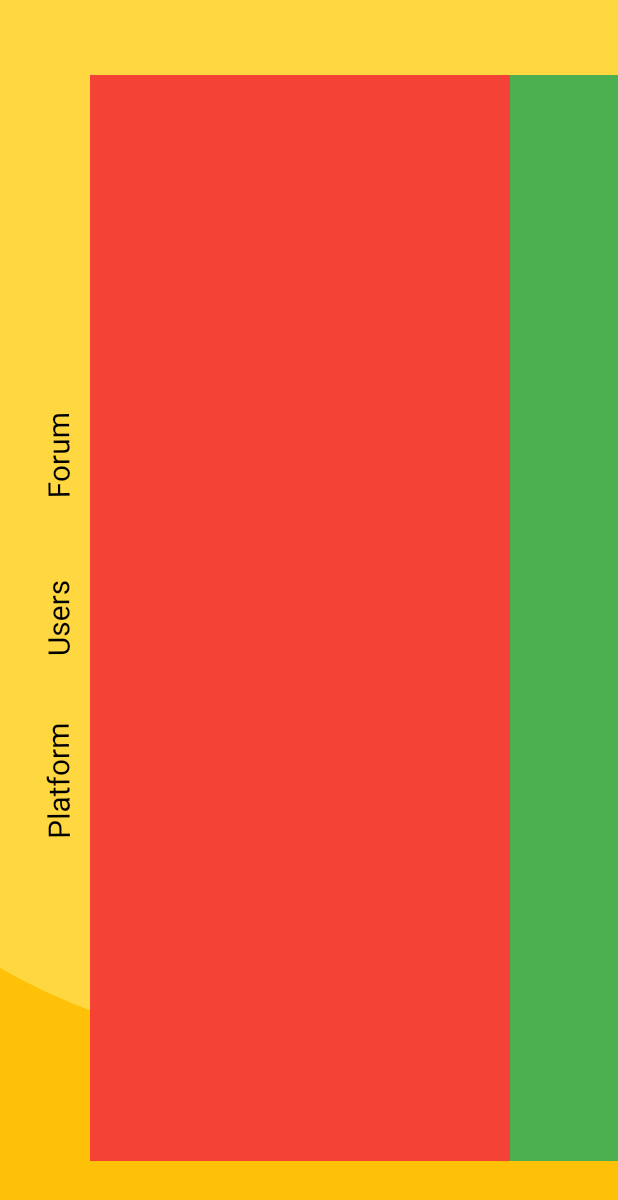
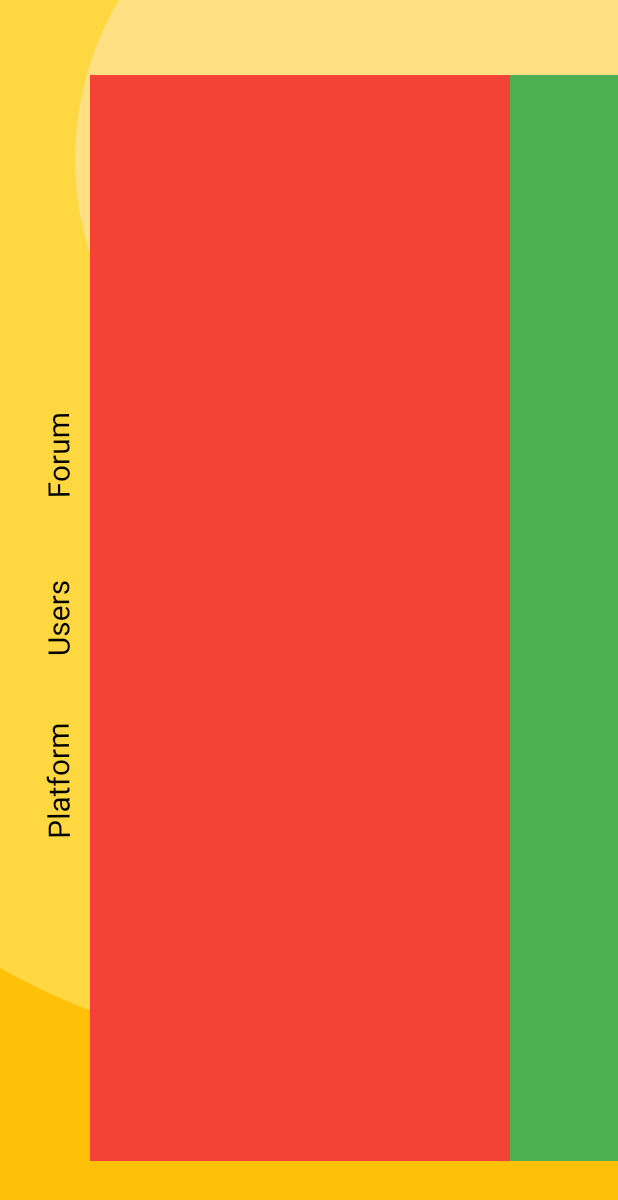
Before and after one commit to bL00d26/gameapp, a Flutter app: the screen it shows after launch, on a phone screen of 412 x 824 dp. Shown: the top 1200 px of the screen. Run offline on Flutter 3.47's test engine with Material 2 defaults, Android fonts, the phone set to English and light mode, and no system bars.

Commit message:
new fondo

```diff
--- a/lib/widgets/fondo.dart
+++ b/lib/widgets/fondo.dart
@@ -29,6 +29,20 @@ class Fondo extends StatelessWidget {
 
                 ),
               ),
+               Positioned(
+                right: -50,
+                top: -100,
+                child: Container(
+                  width: height/2,
+                  height: height/2,
+                  decoration: BoxDecoration(
+                    color: Colors.amber[200],
+                    shape: BoxShape.circle
+                  ),
+
+                ),
+              ),
+
             ],
           );
         },
```
